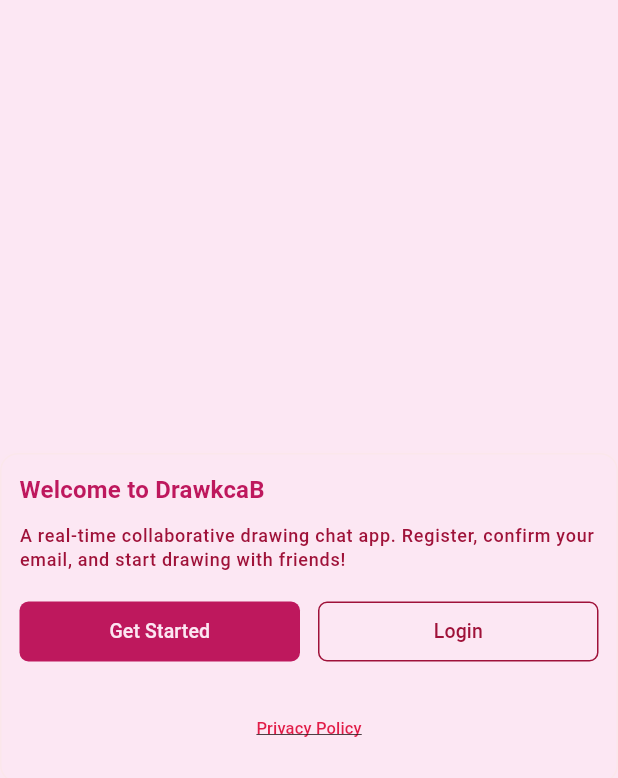
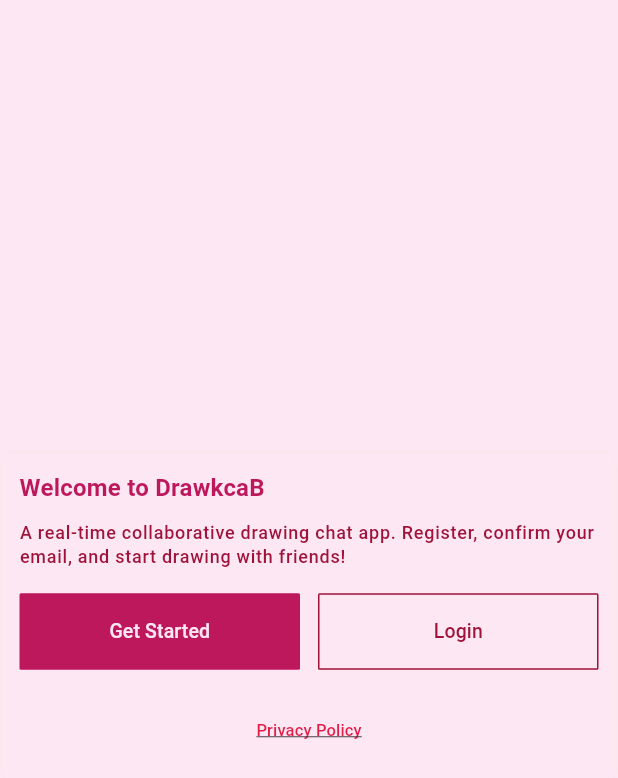
Before and after one commit to segun/drawback-frontend, a Flutter app: the screen it shows after launch, on a phone screen of 412 x 824 dp. Shown: the top 778 px of the screen. Run offline on Flutter 3.47's test engine with Material 3 defaults, Android fonts, the phone set to English and light mode, and no system bars; our stand-ins replace flutter_colorpicker, flutter_secure_storage, go_router, socket_io_client; accounts and stored records are empty.

Commit message:
More UI fixes

```diff
--- a/flutter/lib/features/auth/presentation/screens/confirm_screen.dart
+++ b/flutter/lib/features/auth/presentation/screens/confirm_screen.dart
@@ -113,8 +113,9 @@ class _ConfirmScreenState extends State<ConfirmScreen> {
                         const Color(0xFFBE185D), // rose-700
                     foregroundColor:
                         const Color(0xFFFCE7F3), // rose-100
-                    padding: const EdgeInsets.symmetric(
-                      vertical: 12,
+                    padding: const EdgeInsets.all(16),
+                    shape: RoundedRectangleBorder(
+                      borderRadius: BorderRadius.circular(1),
                     ),
                   ),
                   child: const Text('Go to login'),
--- a/flutter/lib/features/auth/presentation/screens/login_screen.dart
+++ b/flutter/lib/features/auth/presentation/screens/login_screen.dart
@@ -167,8 +167,9 @@ class _LoginScreenState extends State<LoginScreen> {
                               style: FilledButton.styleFrom(
                                 backgroundColor: const Color(0xFFBE185D), // rose-700
                                 foregroundColor: const Color(0xFFFCE7F3), // rose-100
-                                padding: const EdgeInsets.symmetric(
-                                  vertical: 16,
+                                padding: const EdgeInsets.all(16),
+                                shape: RoundedRectangleBorder(
+                                  borderRadius: BorderRadius.circular(1),
                                 ),
                               ),
                               child: widget.controller.isBusy
--- a/flutter/lib/features/auth/presentation/screens/main_screen.dart
+++ b/flutter/lib/features/auth/presentation/screens/main_screen.dart
@@ -56,12 +56,9 @@ class MainScreen extends StatelessWidget {
                                 const Color(0xFFBE185D), // rose-700
                             foregroundColor:
                                 const Color(0xFFFCE7F3), // rose-100
-                            padding: const EdgeInsets.symmetric(
-                              vertical: 9,
-                            ),
+                            padding: const EdgeInsets.all(16),
                             shape: RoundedRectangleBorder(
-                              borderRadius: BorderRadius.circular(
-                                  6), // md radius
+                              borderRadius: BorderRadius.circular(1),
                             ),
                           ),
                           child: const Text(
@@ -83,12 +80,9 @@ class MainScreen extends StatelessWidget {
                             ),
                             foregroundColor:
                                 const Color(0xFF9F1239), // rose-800
-                            padding: const EdgeInsets.symmetric(
-                              vertical: 9,
-                            ),
+                            padding: const EdgeInsets.all(16),
                             shape: RoundedRectangleBorder(
-                              borderRadius: BorderRadius.circular(
-                                  6), // md radius
+                              borderRadius: BorderRadius.circular(1),
                             ),
                           ),
                           child: const Text(
--- a/flutter/lib/features/auth/presentation/screens/register_screen.dart
+++ b/flutter/lib/features/auth/presentation/screens/register_screen.dart
@@ -366,8 +366,9 @@ class _RegisterScreenState extends State<RegisterScreen> {
                               style: FilledButton.styleFrom(
                                 backgroundColor: const Color(0xFFBE185D), // rose-700
                                 foregroundColor: const Color(0xFFFCE7F3), // rose-100
-                                padding: const EdgeInsets.symmetric(
-                                  vertical: 9,
+                                padding: const EdgeInsets.all(16),
+                                shape: RoundedRectangleBorder(
+                                  borderRadius: BorderRadius.circular(1),
                                 ),
                               ),
                               child: widget.controller.isBusy
--- a/flutter/lib/features/auth/presentation/screens/reset_password_screen.dart
+++ b/flutter/lib/features/auth/presentation/screens/reset_password_screen.dart
@@ -198,8 +198,9 @@ class _ResetPasswordScreenState extends State<ResetPasswordScreen> {
                   style: FilledButton.styleFrom(
                     backgroundColor: const Color(0xFFBE185D), // rose-700
                     foregroundColor: const Color(0xFFFCE7F3), // rose-100
-                    padding: const EdgeInsets.symmetric(
-                      vertical: 9,
+                    padding: const EdgeInsets.all(16),
+                    shape: RoundedRectangleBorder(
+                      borderRadius: BorderRadius.circular(1),
                     ),
                   ),
                   child: widget.controller.isBusy
--- a/flutter/lib/features/home/presentation/widgets/blocked_users_widget.dart
+++ b/flutter/lib/features/home/presentation/widgets/blocked_users_widget.dart
@@ -71,6 +71,10 @@ class BlockedUsersWidget extends StatelessWidget {
                               onPressed: () => Navigator.of(context).pop(true),
                               style: FilledButton.styleFrom(
                                 backgroundColor: const Color(0xFF16A34A),
+                                padding: const EdgeInsets.all(16),
+                                shape: RoundedRectangleBorder(
+                                  borderRadius: BorderRadius.circular(1),
+                                ),
                               ),
                               child: const Text('Yes, unblock'),
                             ),
--- a/flutter/lib/features/home/presentation/widgets/chat_requests_widget.dart
+++ b/flutter/lib/features/home/presentation/widgets/chat_requests_widget.dart
@@ -228,7 +228,7 @@ class _ChatRequestsWidgetState extends State<ChatRequestsWidget> {
                                 ? const Color(0xFFBE123C)
                                 : const Color(0xFFBE123C).withValues(alpha: 0.6),
                             shape: RoundedRectangleBorder(
-                              borderRadius: BorderRadius.circular(6),
+                              borderRadius: BorderRadius.circular(1),
                             ),
                           ),
                           tooltip: 'Send chat request',
--- a/flutter/lib/features/home/presentation/widgets/saved_chats_widget.dart
+++ b/flutter/lib/features/home/presentation/widgets/saved_chats_widget.dart
@@ -79,6 +79,10 @@ class SavedChatsWidget extends StatelessWidget {
                               onPressed: () => Navigator.of(context).pop(true),
                               style: FilledButton.styleFrom(
                                 backgroundColor: const Color(0xFFB91C1C),
+                                padding: const EdgeInsets.all(16),
+                                shape: RoundedRectangleBorder(
+                                  borderRadius: BorderRadius.circular(1),
+                                ),
                               ),
                               child: const Text('Yes, delete'),
                             ),
```
Also changed, not shown: flutter/lib/features/drawing/presentation/screens/chat_room_screen.dart (+16 -0 lines), flutter/lib/features/home/presentation/screens/profile_screen.dart (+12 -2 lines), flutter/lib/features/home/presentation/widgets/recent_chats_widget.dart (+8 -0 lines), flutter/lib/features/home/presentation/widgets/user_search_widget.dart (+4 -3 lines).
